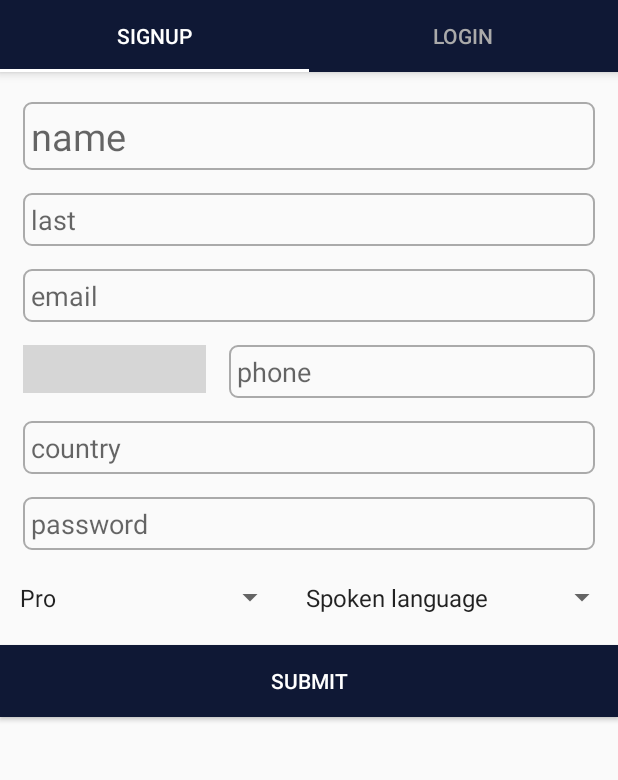
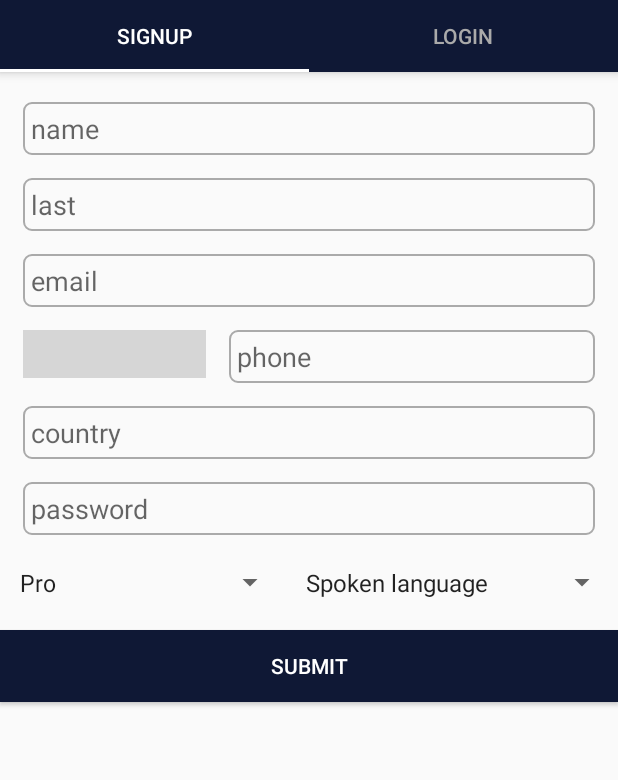
Before and after one commit to tvruikuzui/Shark-Tips, an Android app: the screen it shows after launch (MainActivity), on a phone screen of 412 x 824 dp, the part 225-1005 px from its top. Run offline under Robolectric (Android 15) with nearby library versions, the phone set to English and light mode, and no system bars; our stand-ins replace Picasso; libraries missing offline, so code that uses them is left out: com.hbb20; plain views replace CountryCodePicker; pictures from the network do not load; 8 statements that could not run were skipped; grey boxes are pictures that could not be loaded.

Commit message:
xml in signal

```diff
--- a/Shark-Tips/SharkTips/app/src/main/res/layout/fragment_signup.xml
+++ b/Shark-Tips/SharkTips/app/src/main/res/layout/fragment_signup.xml
@@ -15,7 +15,6 @@
         android:padding="5dp"
         android:layout_marginLeft="15dp"
         android:layout_marginRight="15dp"
-        android:textSize="25sp"
         android:hint="name"/>
 
     <EditText
```
